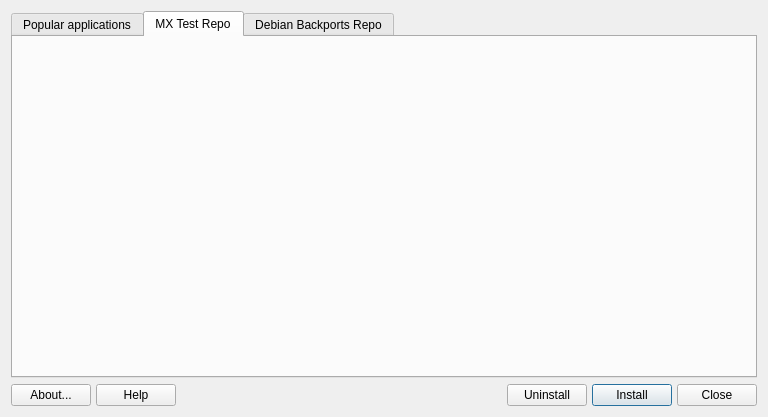
This is mainwindow.ui in AdrianTM/mx-package-manager as Qt 5 draws it before an edit. The edited form follows.
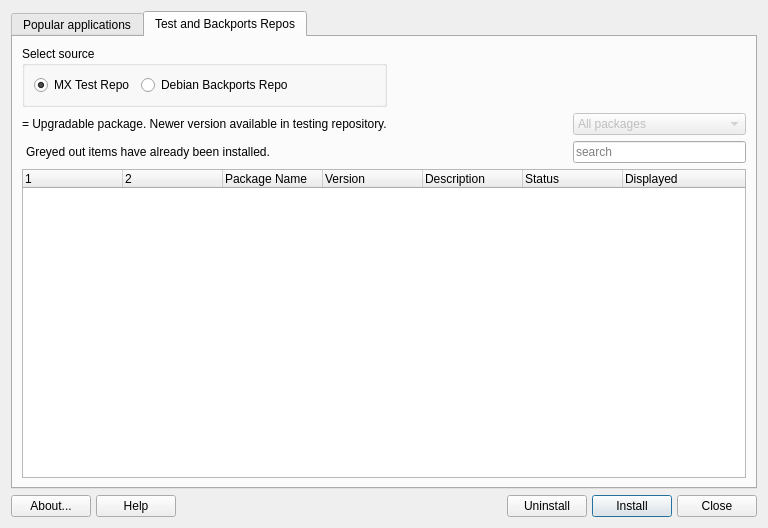
This is the edited form. The open tabs and pages were chosen to show the change. Icons and pictures are not drawn.

```diff
--- a/mainwindow.ui
+++ b/mainwindow.ui
@@ -7,7 +7,7 @@
     <x>0</x>
     <y>0</y>
     <width>768</width>
-    <height>417</height>
+    <height>528</height>
    </rect>
   </property>
   <property name="sizePolicy">
@@ -135,19 +135,170 @@
        </sizepolicy>
       </property>
       <attribute name="title">
-       <string>MX Test Repo</string>
+       <string>Test and Backports Repos</string>
       </attribute>
-     </widget>
-     <widget class="QWidget" name="tabBackports">
-      <property name="sizePolicy">
-       <sizepolicy hsizetype="Expanding" vsizetype="Expanding">
-        <horstretch>0</horstretch>
-        <verstretch>0</verstretch>
-       </sizepolicy>
-      </property>
-      <attribute name="title">
-       <string>Debian Backports Repo</string>
-      </attribute>
+      <layout class="QGridLayout" name="gridLayout_2">
+       <item row="2" column="1">
+        <spacer name="horizontalSpacer_2">
+         <property name="orientation">
+          <enum>Qt::Horizontal</enum>
+         </property>
+         <property name="sizeHint" stdset="0">
+          <size>
+           <width>109</width>
+           <height>20</height>
+          </size>
+         </property>
+        </spacer>
+       </item>
+       <item row="2" column="0">
+        <widget class="QLabel" name="label_2">
+         <property name="text">
+          <string>&lt;html&gt;&lt;head/&gt;&lt;body&gt;&lt;p&gt;= Upgradable package. Newer version available in testing repository.</string>
+         </property>
+         <property name="wordWrap">
+          <bool>false</bool>
+         </property>
+         <property name="indent">
+          <number>-1</number>
+         </property>
+        </widget>
+       </item>
+       <item row="2" column="2">
+        <widget class="QComboBox" name="comboFilter">
+         <property name="enabled">
+          <bool>false</bool>
+         </property>
+         <property name="toolTip">
+          <string>&lt;html&gt;&lt;head/&gt;&lt;body&gt;&lt;p&gt;Filter packages according to their status.&lt;/p&gt;&lt;/body&gt;&lt;/html&gt;</string>
+         </property>
+         <property name="currentText">
+          <string>All packages</string>
+         </property>
+         <item>
+          <property name="text">
+           <string>All packages</string>
+          </property>
+         </item>
+         <item>
+          <property name="text">
+           <string>Installed</string>
+          </property>
+         </item>
+         <item>
+          <property name="text">
+           <string>Upgradable</string>
+          </property>
+         </item>
+         <item>
+          <property name="text">
+           <string>Not installed</string>
+          </property>
+         </item>
+        </widget>
+       </item>
+       <item row="3" column="2">
+        <widget class="QLineEdit" name="searchBox">
+         <property name="placeholderText">
+          <string>search</string>
+         </property>
+         <property name="clearButtonEnabled">
+          <bool>true</bool>
+         </property>
+        </widget>
+       </item>
+       <item row="3" column="0">
+        <widget class="QLabel" name="label_3">
+         <property name="text">
+          <string>Greyed out items have already been installed.</string>
+         </property>
+         <property name="margin">
+          <number>0</number>
+         </property>
+         <property name="indent">
+          <number>4</number>
+         </property>
+        </widget>
+       </item>
+       <item row="5" column="0" colspan="3">
+        <widget class="QTreeWidget" name="treeWidget_2">
+         <column>
+          <property name="text">
+           <string notr="true"/>
+          </property>
+         </column>
+         <column>
+          <property name="text">
+           <string/>
+          </property>
+         </column>
+         <column>
+          <property name="text">
+           <string>Package Name</string>
+          </property>
+         </column>
+         <column>
+          <property name="text">
+           <string>Version</string>
+          </property>
+         </column>
+         <column>
+          <property name="text">
+           <string>Description</string>
+          </property>
+         </column>
+         <column>
+          <property name="text">
+           <string notr="true">Status</string>
+          </property>
+         </column>
+         <column>
+          <property name="text">
+           <string>Displayed</string>
+          </property>
+         </column>
+        </widget>
+       </item>
+       <item row="1" column="0">
+        <widget class="QGroupBox" name="groupBox">
+         <property name="title">
+          <string>Select source</string>
+         </property>
+         <layout class="QHBoxLayout" name="horizontalLayout">
+          <item>
+           <widget class="QRadioButton" name="radioButton_2">
+            <property name="text">
+             <string>MX Test Repo</string>
+            </property>
+            <property name="checked">
+             <bool>true</bool>
+            </property>
+           </widget>
+          </item>
+          <item>
+           <widget class="QRadioButton" name="radioButton">
+            <property name="text">
+             <string>Debian Backports Repo</string>
+            </property>
+           </widget>
+          </item>
+          <item>
+           <spacer name="horizontalSpacer_3">
+            <property name="orientation">
+             <enum>Qt::Horizontal</enum>
+            </property>
+            <property name="sizeHint" stdset="0">
+             <size>
+              <width>40</width>
+              <height>20</height>
+             </size>
+            </property>
+           </spacer>
+          </item>
+         </layout>
+        </widget>
+       </item>
+      </layout>
      </widget>
     </widget>
    </item>
```
Left out of the diff: 161 changed lines with no effect on the pictures.
